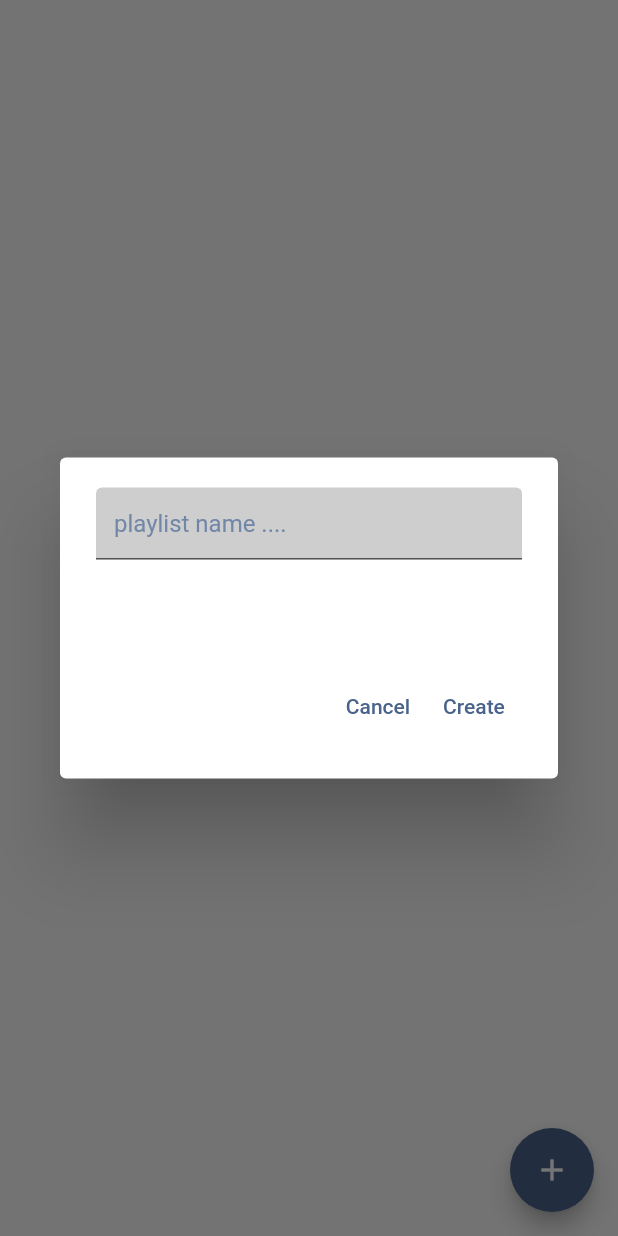
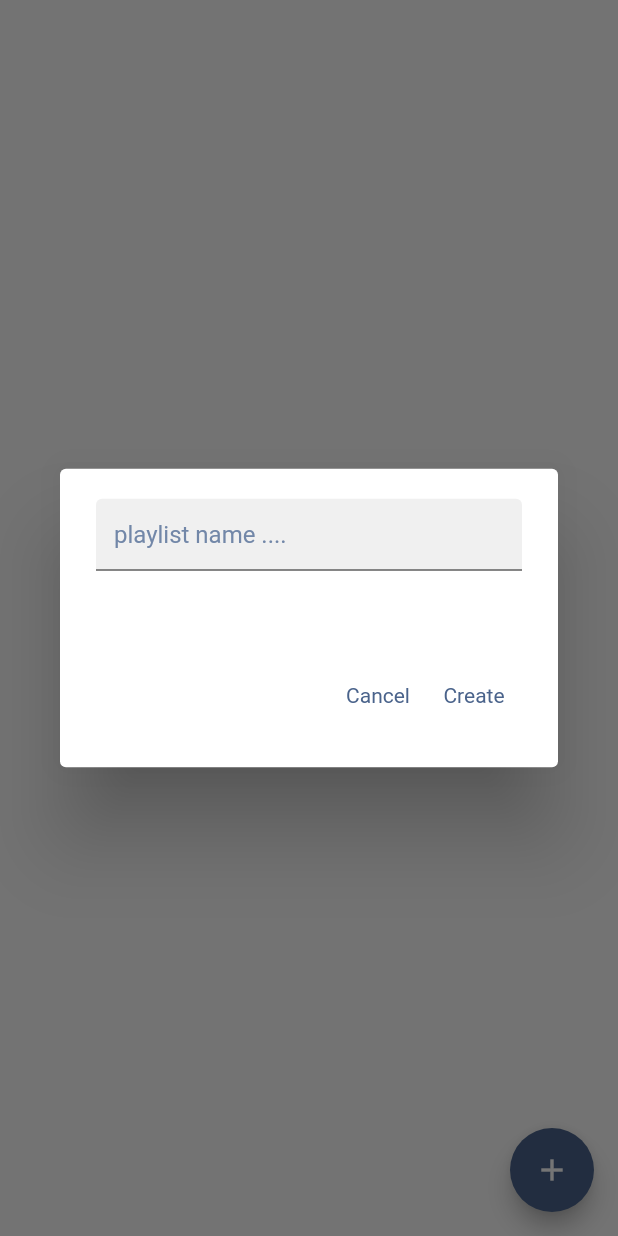
Before and after one commit to shibilstark/Video-Player-X-Player-, a Flutter app: the PlayListScreen screen opened directly, after a tap on the "add" icon, on a phone screen of 412 x 824 dp. Run offline on Flutter 3.47's test engine with Material 2 defaults, Android fonts, the phone set to English and light mode, and no system bars; our stand-ins replace animated_splash_screen, better_player, hive_flutter, introduction_screen, lottie, permission_handler and 2 more; missing offline and left inert: flutter_video_info, video_thumbnail; accounts and stored records are empty.

Commit message:
fixed some spacings

```diff
--- a/project_video_player/analysis_options.yaml
+++ b/project_video_player/analysis_options.yaml
@@ -7,7 +7,6 @@
 
 # The following line activates a set of recommended lints for Flutter apps,
 # packages, and plugins designed to encourage good coding practices.
-include: package:flutter_lints/flutter.yaml
 
 linter:
   # The lint rules applied to this project can be customized in the
--- a/project_video_player/lib/database/last_played.dart
+++ b/project_video_player/lib/database/last_played.dart
@@ -4,7 +4,7 @@ import 'package:flutter/widgets.dart';
 import 'package:hive_flutter/adapters.dart';
 import 'package:project_video_player/models/last_played.dart';
 
-String? lastPlayedVid;
+
 
 ValueNotifier<List<LastPlayedModel>> lastPlayedVideos = ValueNotifier([]);
 
--- a/project_video_player/lib/main.dart
+++ b/project_video_player/lib/main.dart
@@ -28,7 +28,11 @@ class MyApp extends StatelessWidget {
   // This widget is the root of your application.
   @override
   Widget build(BuildContext context) {
-    return const MaterialApp(
+    return  MaterialApp(
+      theme: ThemeData(
+        fontFamily:"Roboto",
+
+      ),
       debugShowCheckedModeBanner: false,
       home:  CheckScreen(),
     );
--- a/project_video_player/lib/models/playlist_model.dart
+++ b/project_video_player/lib/models/playlist_model.dart
@@ -6,7 +6,7 @@ class PlayListModel {
   @HiveField(0)
   final String folderName;
   @HiveField(1)
-  final List<String> videosList;
+  List<String> videosList;
 
   PlayListModel({required this.folderName, required this.videosList});
 }
--- a/project_video_player/lib/screens/favorites_screen.dart
+++ b/project_video_player/lib/screens/favorites_screen.dart
@@ -2,7 +2,6 @@ import 'package:flutter/material.dart';
 import 'package:project_video_player/database/favorites.dart';
 import 'package:project_video_player/themes/colors.dart';
 import 'package:project_video_player/widgets/favorite_video_tile.dart';
-import 'package:project_video_player/widgets/video_tile.dart';
 import '../common/common_functions.dart';
 import '../models/fovorites_model.dart';
 
@@ -24,7 +23,7 @@ class FavoritesScreenBody extends StatelessWidget {
 
   @override
   Widget build(BuildContext context) {
-    double _w = MediaQuery.of(context).size.width;
+
     return ValueListenableBuilder(
         valueListenable: favoritesVideos,
         builder: (BuildContext context, List<FavoritesModel> favoritesList,
@@ -42,7 +41,7 @@ class FavoritesScreenBody extends StatelessWidget {
                       const EdgeInsets.symmetric(horizontal: 10, vertical: 10),
                   child: ListView.separated(
                     separatorBuilder: (context, index) => const Gap(
-                      H: 10,
+                      H: 5,
                     ),
                     // padding: EdgeInsets.all(_w / 30),
                     physics: const BouncingScrollPhysics(
--- a/project_video_player/lib/screens/folder_view.dart
+++ b/project_video_player/lib/screens/folder_view.dart
@@ -18,7 +18,7 @@ class FolderView extends StatelessWidget {
           padding: const EdgeInsets.symmetric(horizontal: 15, vertical: 10),
           child: ListView.separated(
             separatorBuilder: (context, index) => Gap(
-              H: 10,
+              H: 5,
             ),
             // padding: EdgeInsets.all(_w / 30),
             physics:
--- a/project_video_player/lib/screens/inner_playlist_screen.dart
+++ b/project_video_player/lib/screens/inner_playlist_screen.dart
@@ -82,7 +82,7 @@ class PlayListInnerScreenBody extends StatelessWidget {
                       const EdgeInsets.symmetric(horizontal: 10, vertical: 10),
                   child: ListView.separated(
                     separatorBuilder: (context, index) => const Gap(
-                      H: 10,
+                      H: 5,
                     ),
                     // padding: EdgeInsets.all(_w / 30),
                     physics: const BouncingScrollPhysics(
--- a/project_video_player/lib/screens/playlist_screen.dart
+++ b/project_video_player/lib/screens/playlist_screen.dart
@@ -60,7 +60,7 @@ class PlayListScreenBody extends StatelessWidget {
                 child: Container(
                   child: ListView.separated(
                     separatorBuilder: (context, index) => Gap(
-                      H: 10,
+                      H: 5,
                     ),
                     // padding: EdgeInsets.all(_w / 30),
                     physics: BouncingScrollPhysics(
--- a/project_video_player/lib/screens/settings_screen.dart
+++ b/project_video_player/lib/screens/settings_screen.dart
@@ -106,11 +106,11 @@ class SettingsBody extends StatelessWidget {
                                               ]),
                                         ));
 
-                               await Future.delayed(Duration(seconds: 2));
+                                await Future.delayed(Duration(seconds: 1));
 
                                 fetchVideosFromStorage();
                                 createFolderView();
-                                folderList.notifyListeners();
+
                                 refreshFavoritesList();
                                 refreshLastPlayed();
                                 refreshPlayList();
--- a/project_video_player/lib/screens/video_view.dart
+++ b/project_video_player/lib/screens/video_view.dart
@@ -18,7 +18,7 @@ class VideoView extends StatelessWidget {
           padding: const EdgeInsets.symmetric(horizontal: 15, vertical: 10),
           child: ListView.separated(
             separatorBuilder: (context, index) => Gap(
-              H: 10,
+              H: 5,
             ),
             // padding: EdgeInsets.all(_w / 30),
             physics:
--- a/project_video_player/lib/widgets/folder_tile.dart
+++ b/project_video_player/lib/widgets/folder_tile.dart
@@ -34,7 +34,7 @@ class FolderTile extends StatelessWidget {
           borderRadius: BorderRadius.circular(5),
         ),
         alignment: Alignment.center,
-        height: 60,
+        height: 70,
         child: ListTile(
           onLongPress: () {
             showDialog(
--- a/project_video_player/lib/widgets/playlist_add.dart
+++ b/project_video_player/lib/widgets/playlist_add.dart
@@ -21,7 +21,7 @@ class _PlayListAddState extends State<PlayListAdd> {
   @override
   Widget build(BuildContext context) {
     return Container(
-      height: 170,
+      height: 155,
       width: 300,
       decoration: BoxDecoration(color: color_pureWhite),
       child: Form(
@@ -35,7 +35,7 @@ class _PlayListAddState extends State<PlayListAdd> {
                     TextFormField(
                       style: TextStyle(color: lightColor),
                       decoration: InputDecoration(
-                          fillColor: Color.fromARGB(255, 206, 206, 206),
+                          fillColor: Color.fromARGB(255, 240, 240, 240),
                           filled: true,
                           hintStyle: TextStyle(color: secondaryColor),
                           hintText: "playlist name ....",
@@ -44,14 +44,7 @@ class _PlayListAddState extends State<PlayListAdd> {
                             color: color_pureWhite,
                           ))),
                       controller: playListNameController,
-                      // validator: (value) {
-                      //   if (value == null || value.isEmpty) {
 
-                      //     return 'Name is Empty';
-                      //   } else {
-                      //     return null;
-                      //   }
-                      // },
                     ),
                     Padding(
                       padding: const EdgeInsets.only(top: 10),
--- a/project_video_player/lib/widgets/playlist_tile.dart
+++ b/project_video_player/lib/widgets/playlist_tile.dart
@@ -22,7 +22,7 @@ class PlayListFolderTile extends StatelessWidget {
           borderRadius: BorderRadius.circular(5),
         ),
         alignment: Alignment.center,
-        height: 60,
+        height: 70,
         child: ListTile(
           onLongPress: () {
             showDialog(
--- a/project_video_player/lib/widgets/video_menu_sheet.dart
+++ b/project_video_player/lib/widgets/video_menu_sheet.dart
@@ -59,7 +59,7 @@ class _VideoInfoSheetState extends State<VideoInfoSheet> {
       } else {
         foundFav = false;
         setState(() {
-          IconData _favIcon = Icons.favorite_outline;
+           _favIcon = Icons.favorite_outline;
           _favIconColor = color_smooth;
         });
       }
```
Also changed, not shown: project_video_player/lib/database/playlist.dart (+1 -14 lines), project_video_player/lib/functions/fetch_videos.dart (+4 -9 lines), project_video_player/lib/screens/home_screen.dart (+2 -51 lines), project_video_player/pubspec.yaml (+5 -7 lines), project_video_player/assets/fonts/Roboto-Regular.ttf (added).
